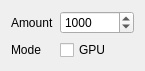
jw0z96/FurSystem, file ui/RandomDistributorModelWidget.ui: the form before one commit.
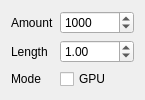
The form after the commit.

Commit message: added length control to distributor

```diff
--- a/ui/RandomDistributorModelWidget.ui
+++ b/ui/RandomDistributorModelWidget.ui
@@ -7,7 +7,7 @@
     <x>0</x>
     <y>0</y>
     <width>145</width>
-    <height>64</height>
+    <height>88</height>
    </rect>
   </property>
   <property name="windowTitle">
@@ -34,20 +34,40 @@
      </property>
     </widget>
    </item>
-   <item row="1" column="0">
+   <item row="2" column="0">
     <widget class="QLabel" name="modeLabel">
      <property name="text">
       <string>Mode</string>
      </property>
     </widget>
    </item>
-   <item row="1" column="1">
+   <item row="2" column="1">
     <widget class="QCheckBox" name="modeCheckBox">
      <property name="text">
       <string>GPU</string>
      </property>
     </widget>
    </item>
+   <item row="1" column="0">
+    <widget class="QLabel" name="lengthLabel">
+     <property name="text">
+      <string>Length</string>
+     </property>
+    </widget>
+   </item>
+   <item row="1" column="1">
+    <widget class="QDoubleSpinBox" name="lengthSpinBox">
+     <property name="minimum">
+      <double>0.010000000000000</double>
+     </property>
+     <property name="singleStep">
+      <double>0.100000000000000</double>
+     </property>
+     <property name="value">
+      <double>1.000000000000000</double>
+     </property>
+    </widget>
+   </item>
   </layout>
  </widget>
  <resources/>
```
The commit also changes 5 other files.
